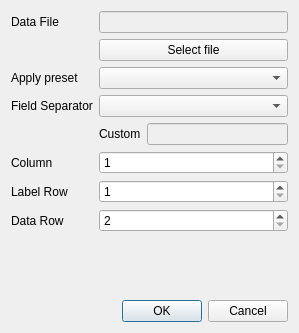
Above: src/dialog.ui from jgeudens/GraphViewer before the change. Below: the same form after it.
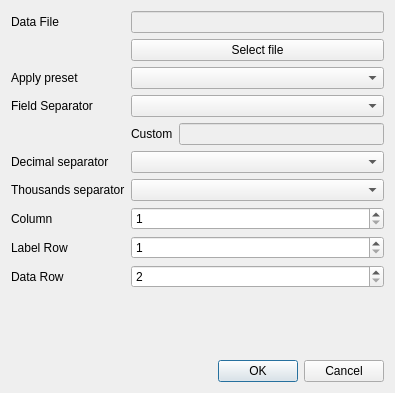
That is the form after the change.

Commit message:
Added choice of group and decimal separator
Updated datasets;
Remove newline from lines from file;
Improved error messages while parsing

```diff
--- a/src/dialog.ui
+++ b/src/dialog.ui
@@ -6,8 +6,8 @@
    <rect>
     <x>0</x>
     <y>0</y>
-    <width>299</width>
-    <height>333</height>
+    <width>395</width>
+    <height>393</height>
    </rect>
   </property>
   <property name="windowTitle">
@@ -38,14 +38,14 @@
          </property>
         </widget>
        </item>
-       <item row="8" column="0">
+       <item row="9" column="0">
         <widget class="QLabel" name="label_3">
          <property name="text">
           <string>Column</string>
          </property>
         </widget>
        </item>
-       <item row="8" column="1">
+       <item row="9" column="1">
         <widget class="QSpinBox" name="spinColumn">
          <property name="minimum">
           <number>1</number>
@@ -58,14 +58,14 @@
          </property>
         </widget>
        </item>
-       <item row="9" column="0">
+       <item row="10" column="0">
         <widget class="QLabel" name="label_4">
          <property name="text">
           <string>Label Row</string>
          </property>
         </widget>
        </item>
-       <item row="9" column="1">
+       <item row="10" column="1">
         <widget class="QSpinBox" name="spinLabelRow">
          <property name="minimum">
           <number>1</number>
@@ -78,14 +78,14 @@
          </property>
         </widget>
        </item>
-       <item row="10" column="0">
+       <item row="11" column="0">
         <widget class="QLabel" name="label_2">
          <property name="text">
           <string>Data Row</string>
          </property>
         </widget>
        </item>
-       <item row="10" column="1">
+       <item row="11" column="1">
         <widget class="QSpinBox" name="spinDataRow">
          <property name="minimum">
           <number>2</number>
@@ -150,6 +150,26 @@
          </item>
         </layout>
        </item>
+       <item row="7" column="1">
+        <widget class="QComboBox" name="comboDecimalSeparator"/>
+       </item>
+       <item row="7" column="0">
+        <widget class="QLabel" name="label_8">
+         <property name="text">
+          <string>Decimal separator</string>
+         </property>
+        </widget>
+       </item>
+       <item row="8" column="1">
+        <widget class="QComboBox" name="comboGroupSeparator"/>
+       </item>
+       <item row="8" column="0">
+        <widget class="QLabel" name="label_9">
+         <property name="text">
+          <string>Thousands separator</string>
+         </property>
+        </widget>
+       </item>
       </layout>
      </item>
     </layout>
```
The commit also changes 10 other files.
